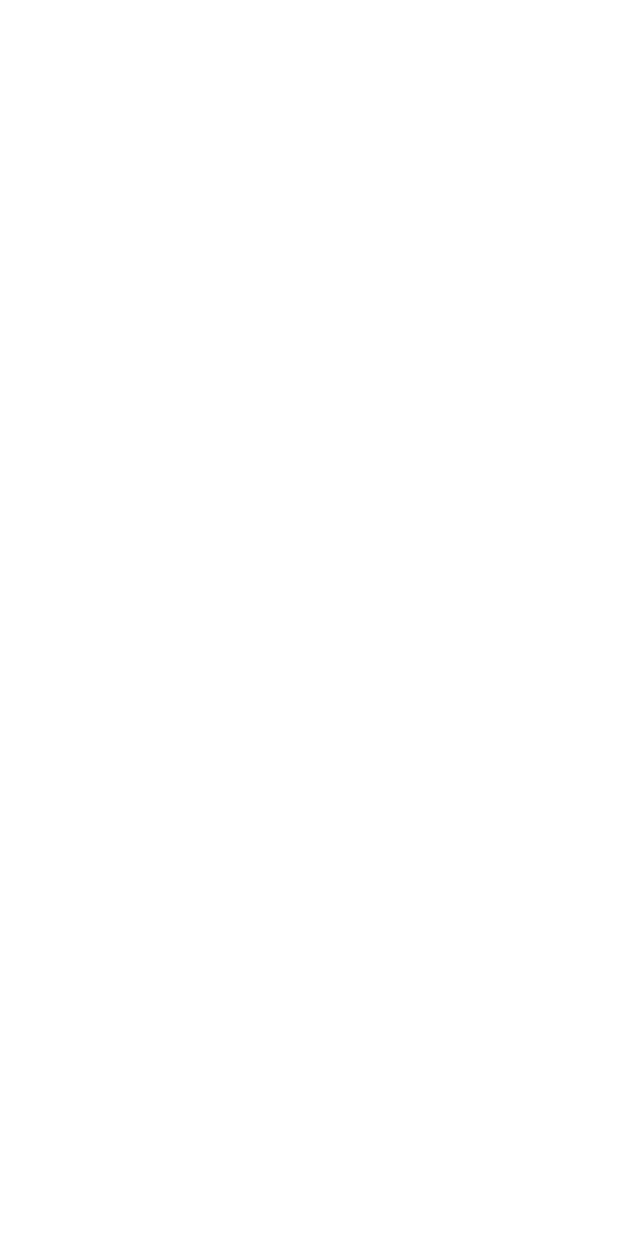
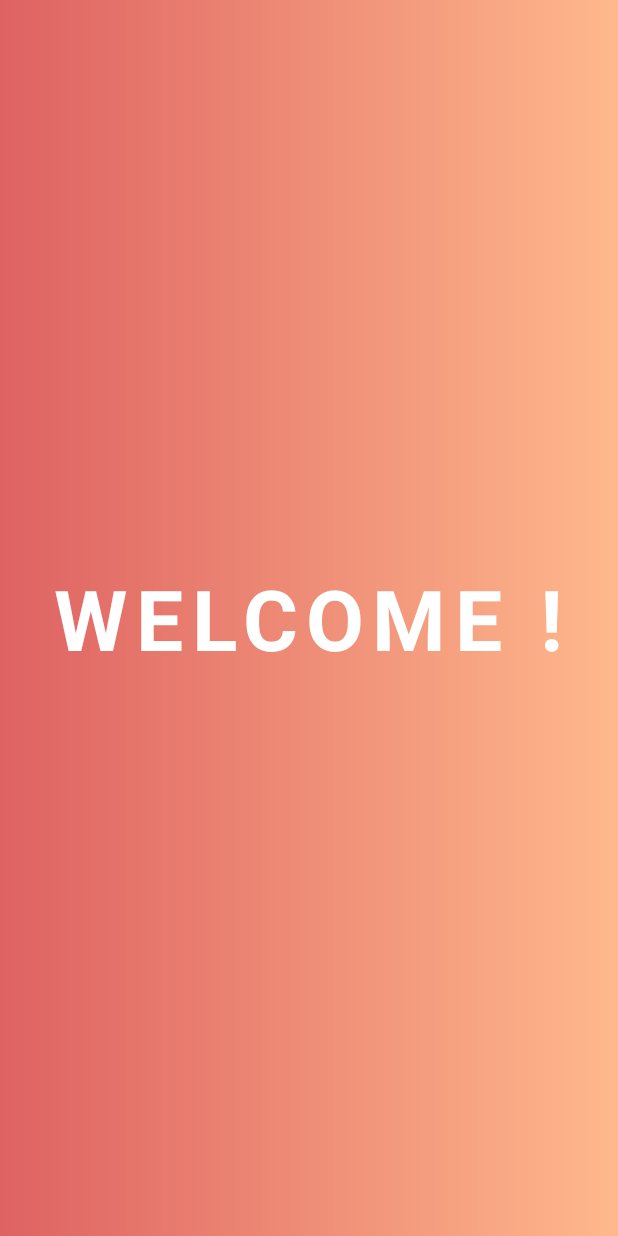
Before and after one commit to Siddharth-sing/Material-UI-LockPIN-Demo, an Android app: the WelcomeActivity screen opened directly, with no data from a screen before it, on a phone screen of 412 x 824 dp. Before the commit the screen is empty. Run offline under Robolectric (Android 15) with nearby library versions, the phone set to English and light mode, and no system bars.

```diff
--- a/app/src/main/java/com/siddharthsinghbaghel/sharedpreferences/SetPasswordActivity.kt
+++ b/app/src/main/java/com/siddharthsinghbaghel/sharedpreferences/SetPasswordActivity.kt
@@ -32,9 +32,9 @@ class SetPasswordActivity : AppCompatActivity() {
                 apply()
             }
 
-            val passs = sharedPref.getString("name", null)
 
-            Toast.makeText(this, "pass = $passs ", Toast.LENGTH_SHORT).show()
+            Toast.makeText(this, "PIN successfully set ", Toast.LENGTH_SHORT).show()
+
             val intent = Intent(this,PasswordTypeActivity::class.java)
             startActivity(intent)
             finish()
--- a/app/src/main/res/layout/activity_welcome.xml
+++ b/app/src/main/res/layout/activity_welcome.xml
@@ -1,9 +1,23 @@
 <?xml version="1.0" encoding="utf-8"?>
-<androidx.constraintlayout.widget.ConstraintLayout xmlns:android="http://schemas.android.com/apk/res/android"
+<RelativeLayout xmlns:android="http://schemas.android.com/apk/res/android"
     xmlns:app="http://schemas.android.com/apk/res-auto"
     xmlns:tools="http://schemas.android.com/tools"
     android:layout_width="match_parent"
     android:layout_height="match_parent"
-    tools:context=".WelcomeActivity">
+    tools:context=".WelcomeActivity"
+    android:background="@drawable/backgroud">
 
-</androidx.constraintlayout.widget.ConstraintLayout>
+
+    <TextView
+        android:layout_width="wrap_content"
+        android:layout_height="wrap_content"
+        android:text="WELCOME !"
+        android:textColor="@color/white"
+        android:textSize="56sp"
+        android:layout_centerInParent="true"
+        android:layout_centerHorizontal="true"
+        android:textStyle="bold"
+        android:letterSpacing="0.1"
+        />
+
+</RelativeLayout>
```
Also changed, not shown: app/src/main/java/com/siddharthsinghbaghel/sharedpreferences/MainActivity1.kt (deleted, +0 -46 lines), app/src/main/java/com/siddharthsinghbaghel/sharedpreferences/PasswordTypeActivity.kt (+7 -4 lines), app/src/main/java/com/siddharthsinghbaghel/sharedpreferences/WelcomeActivity.kt (+9 -0 lines).
